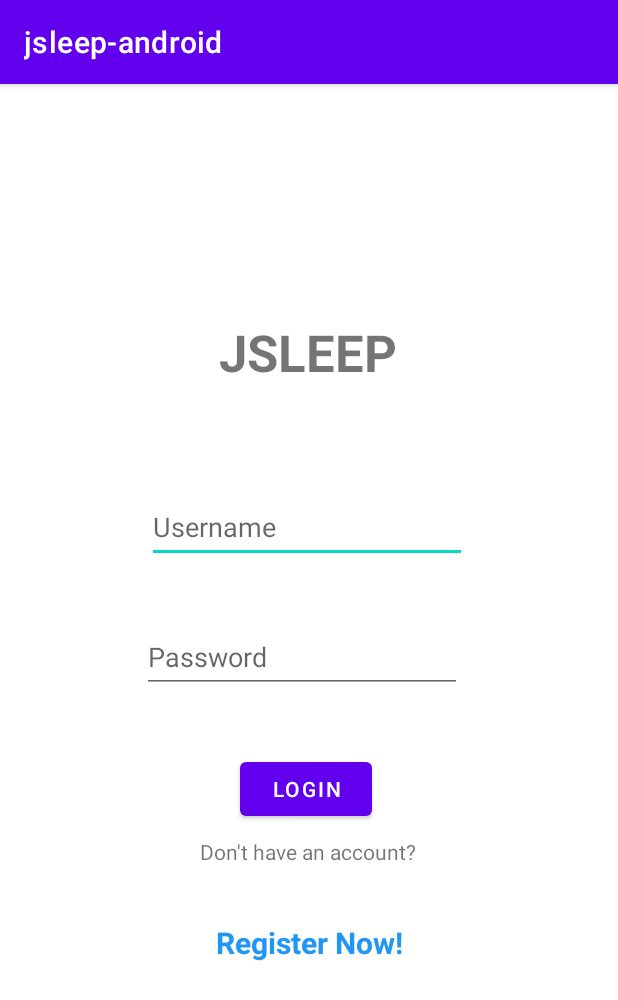
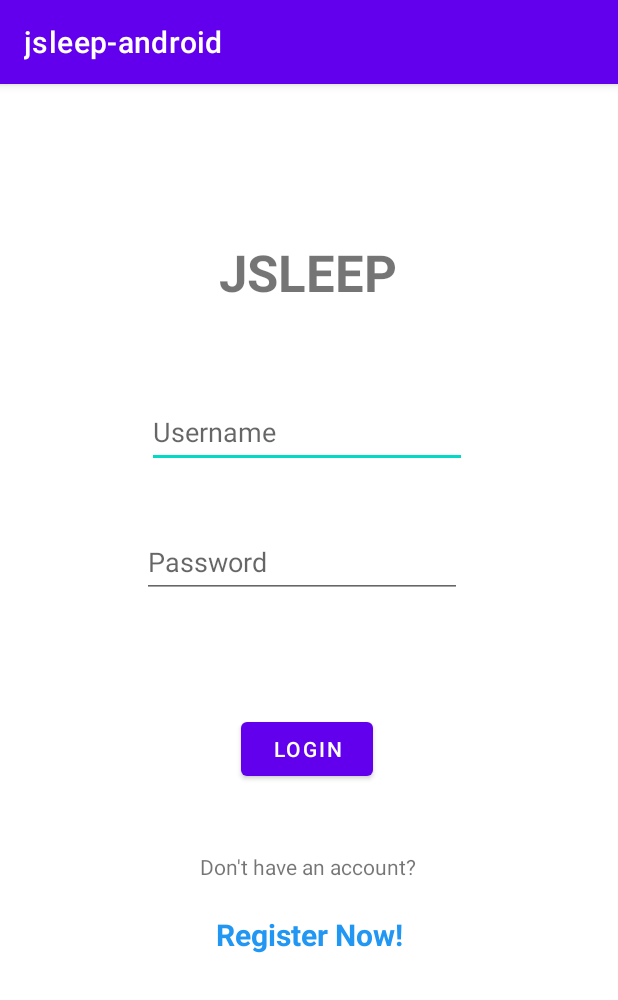
Before and after one commit to Collosalbyte/Jsleep-Android, an Android app: the screen it shows after launch (LoginActivity), on a phone screen of 412 x 824 dp. Shown: the top 1000 px of the screen. Run offline under Robolectric (Android 15) with nearby library versions, the phone set to English and light mode, and no system bars.

Commit message:
CS terakhir

```diff
--- a/app/src/main/java/WinstonJSleep/JS/request/BaseApiService.java
+++ b/app/src/main/java/WinstonJSleep/JS/request/BaseApiService.java
@@ -1,11 +1,33 @@
 package WinstonJSleep.JS.request;
 
 import WinstonJSleep.JS.model.Account;
+import WinstonJSleep.JS.model.Price;
+import WinstonJSleep.JS.model.Renter;
+import WinstonJSleep.JS.model.Room;
 import retrofit2.Call;
 import retrofit2.http.GET;
+import retrofit2.http.POST;
 import retrofit2.http.Path;
+import retrofit2.http.Query;
 
 public interface BaseApiService {
     @GET("account/{id}")
     Call<Account> getAccount (@Path("id") int id);
+
+    @POST("account/login")
+    Call<Account> login (@Query("email") String email, @Query("password") String password);
+
+    @POST("account/register")
+    Call<Account> register (@Query("name") String name,
+                            @Query("email") String email,
+                            @Query("password") String password);
+
+    @GET("room/{id}")
+    Call<Room> getRoom (@Path("id") int id);
+
+    @GET("price/{id}")
+    Call<Price> getPrice (@Path("id") int id);
+
+    @GET("renter/{id}")
+    Call<Renter> getRenter (@Path("id") int id);
 }
--- a/app/src/main/res/layout/activity_login.xml
+++ b/app/src/main/res/layout/activity_login.xml
@@ -10,11 +10,13 @@
         android:id="@+id/JSLEEP"
         android:layout_width="wrap_content"
         android:layout_height="wrap_content"
-        android:layout_marginTop="156dp"
+        android:layout_marginTop="100dp"
+        android:layout_marginBottom="-10dp"
         android:text="JSLEEP"
         android:textSize="34sp"
         android:textStyle="bold"
         app:layout_constraintBaseline_toBottomOf="parent"
+        app:layout_constraintBottom_toTopOf="@+id/editTextTextEmailAddress"
         app:layout_constraintEnd_toEndOf="parent"
         app:layout_constraintHorizontal_bias="0.498"
         app:layout_constraintStart_toStartOf="parent"
@@ -25,8 +27,10 @@
         android:layout_width="wrap_content"
         android:layout_height="wrap_content"
         android:layout_marginStart="160dp"
+        android:layout_marginEnd="163dp"
         android:text="Login"
         app:layout_constraintBottom_toTopOf="@+id/Noaccount"
+        app:layout_constraintEnd_toEndOf="parent"
         app:layout_constraintStart_toStartOf="parent"
         app:layout_constraintTop_toBottomOf="@+id/editTextTextPassword" />
 
@@ -52,7 +56,7 @@
         android:layout_width="wrap_content"
         android:layout_height="wrap_content"
         android:layout_marginStart="97dp"
-        android:layout_marginTop="350dp"
+        android:layout_marginTop="250dp"
         android:layout_marginEnd="104dp"
         android:layout_marginBottom="32dp"
         android:ems="10"
@@ -70,8 +74,10 @@
         android:id="@+id/Noaccount"
         android:layout_width="wrap_content"
         android:layout_height="wrap_content"
-        android:layout_marginTop="96dp"
+        android:layout_marginTop="150dp"
+        android:layout_marginBottom="-20dp"
         android:text="Don't have an account?"
+        app:layout_constraintBottom_toTopOf="@+id/registerNow"
         app:layout_constraintEnd_toEndOf="parent"
         app:layout_constraintHorizontal_bias="0.498"
         app:layout_constraintStart_toStartOf="parent"
```
Also changed, not shown: app/src/main/java/WinstonJSleep/JS/LoginActivity.java (+26 -3 lines), app/src/main/java/WinstonJSleep/JS/RegisterActivity.java (+48 -0 lines).
